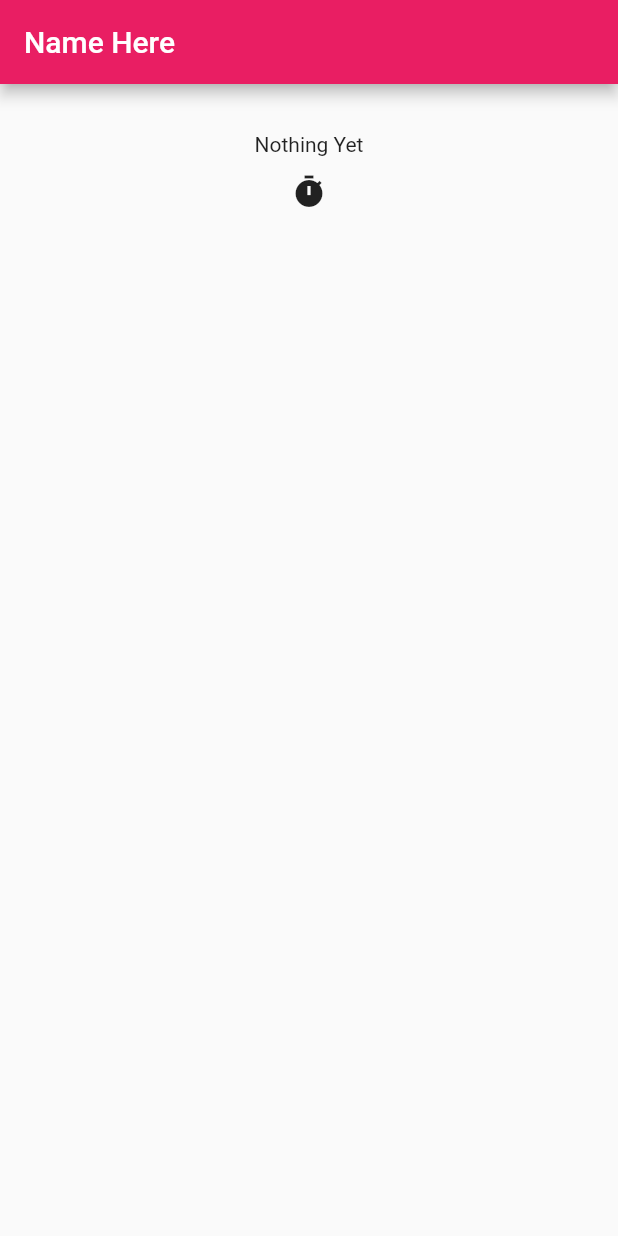
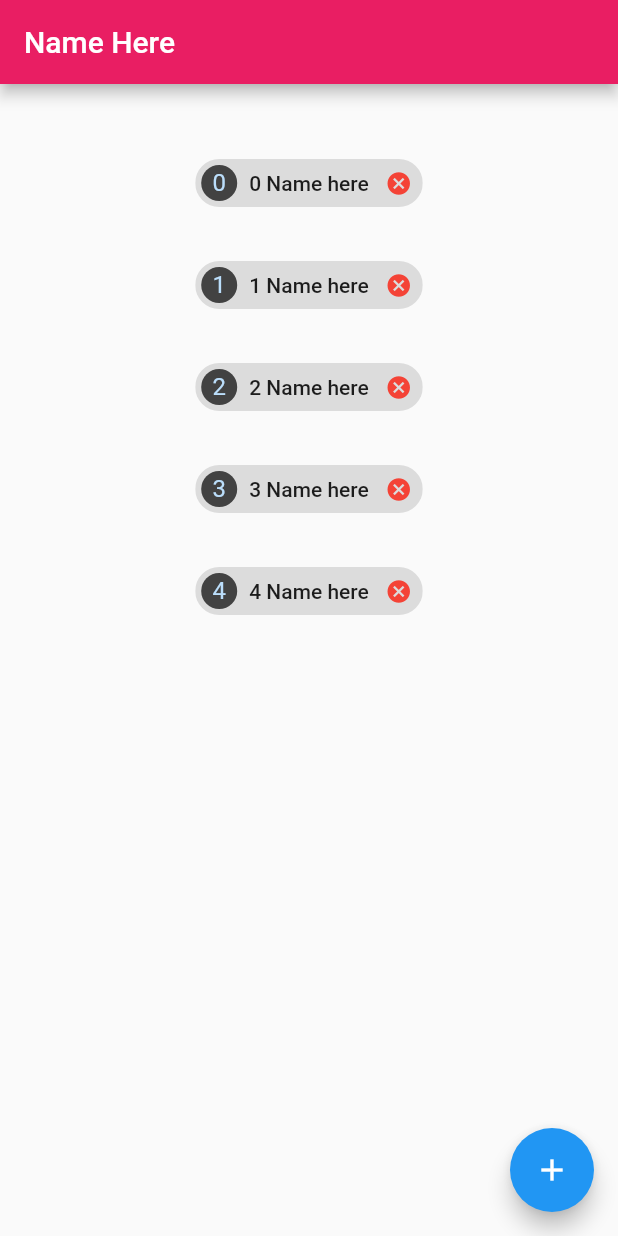
Before and after one commit to Sheshank-Srivastava/LearningFlutter, a Flutter app: the screen it shows after launch, on a phone screen of 412 x 824 dp. Run offline on Flutter 3.47's test engine with Material 2 defaults, Android fonts, the phone set to English and light mode, and no system bars.

Commit message:
Chip,Keys and child

```diff
--- a/lib/main.dart
+++ b/lib/main.dart
@@ -12,9 +12,60 @@ class MyApp extends StatefulWidget {
 }
 
 class _State extends State<MyApp> {
-  String _value = 'Nothing Yet';
 
-  void _onPressed() => setState(() => _value = new DateTime.now().toString());
+  int counter  = 0;
+
+  List<Widget> _list = new List<Widget>();
+
+
+  @override
+  void initState() {
+    // TODO: implement initState
+    super.initState();
+    for(int i=0;i<5;i++){
+      Widget child = _newItem(i);
+      _list.add(child);
+    }
+  }
+
+  void _onClicked() {
+    Widget child = _newItem(counter);
+    setState(() {
+      _list.add(child);
+    });
+
+  }
+
+  Widget _newItem(int i) {
+    Key key = new Key('item_${i}');
+    Container  child = new Container(
+      key: key,
+      padding: new EdgeInsets.all(10.0),
+      child: new Chip(
+        label: new Text('${counter} Name here'),
+        deleteIconColor:  Colors.red,
+        deleteButtonTooltipMessage: 'Delete',
+        onDeleted: ()=> _removeItem(key),
+        avatar: new CircleAvatar(
+          backgroundColor: Colors.grey.shade800,
+          child: new Text(i.toString()),
+        ),
+      ),
+    );
+    counter++;
+    return child;
+  }
+
+  void _removeItem(Key key) {
+    for(int i=0;i<_list.length;i++){
+      Widget child = _list.elementAt(i);
+      if(child.key == key){
+        setState(()=>_list.removeAt(i));
+        print('Removing ${key.toString()}');
+      }
+    }
+    counter--;
+  }
 
   @override
   Widget build(BuildContext context) {
@@ -23,18 +74,13 @@ class _State extends State<MyApp> {
         title: new Text('Name Here'),
         backgroundColor: Colors.pink,
       ),
+      floatingActionButton: new FloatingActionButton(onPressed: _onClicked,
+      child: new Icon(Icons.add),),
       body: new Container(
         padding: new EdgeInsets.all(32.0),
         child: new Center(
           child: new Column(
-            children: <Widget>[
-              new Text(_value),
-              new IconButton(
-                icon: new Icon(Icons.timer),
-                onPressed: _onPressed,
-                tooltip: 'Click Me',
-              )
-            ],
+            children: _list,
           ),
         ),
       ),
```
